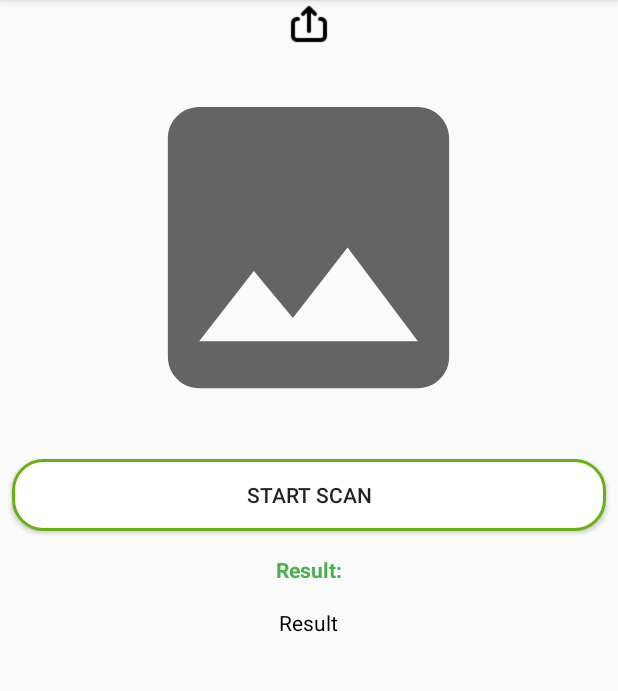
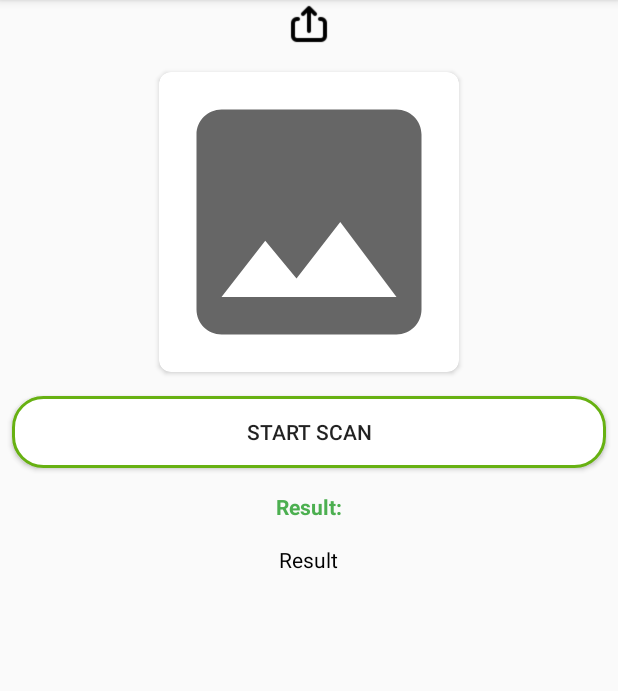
Before and after one commit to VangThao1905/QRCode, an Android app: the fragment FragmentQuyet_Anh shown on its own in the app's theme, on a phone screen of 412 x 824 dp, the part 84-775 px from its top. Run offline under Robolectric (Android 15) with nearby library versions, the phone set to English and light mode, and no system bars.

Commit message:
add border radius for qr image

```diff
--- a/app/src/main/res/layout/fragment_quyet_anh.xml
+++ b/app/src/main/res/layout/fragment_quyet_anh.xml
@@ -1,5 +1,6 @@
 <?xml version="1.0" encoding="utf-8"?>
 <RelativeLayout xmlns:android="http://schemas.android.com/apk/res/android"
+    xmlns:app="http://schemas.android.com/apk/res-auto"
     android:layout_width="match_parent"
     android:layout_height="match_parent">
 
@@ -13,22 +14,35 @@
         android:scaleType="fitXY"
         android:src="@drawable/upload_image48" />
 
-    <ImageView
-        android:id="@+id/imgViewHinhQuyet"
-        android:layout_width="250dp"
-        android:layout_height="250dp"
+    <androidx.cardview.widget.CardView
+        android:id="@+id/cardViewImageQR"
+        android:layout_width="200dp"
+        android:layout_height="200dp"
         android:layout_below="@id/imgBtnTaiAnhLen"
         android:layout_centerHorizontal="true"
-        android:layout_margin="8dp"
-        android:contentDescription="@null"
-        android:scaleType="fitXY"
-        android:src="@drawable/noimage" />
+        android:layout_marginStart="8dp"
+        android:layout_marginTop="16dp"
+        android:layout_marginEnd="8dp"
+        android:layout_marginBottom="8dp"
+        android:elevation="10dp"
+        app:cardCornerRadius="8dp">
+
+        <ImageView
+            android:id="@+id/imgViewHinhQuyet"
+            android:layout_width="200dp"
+            android:layout_height="200dp"
+            android:layout_centerHorizontal="true"
+            android:contentDescription="@null"
+            android:scaleType="centerCrop"
+            android:src="@drawable/noimage" />
+    </androidx.cardview.widget.CardView>
+
 
     <Button
         android:id="@+id/btnBatDauQuyet"
         android:layout_width="match_parent"
         android:layout_height="wrap_content"
-        android:layout_below="@id/imgViewHinhQuyet"
+        android:layout_below="@id/cardViewImageQR"
         android:layout_margin="8dp"
         android:layout_marginBottom="8dp"
         android:background="@drawable/custom_button"
```
Also changed, not shown: app/src/main/res/layout/fragment_tao_ma_qr.xml (+19 -8 lines).
